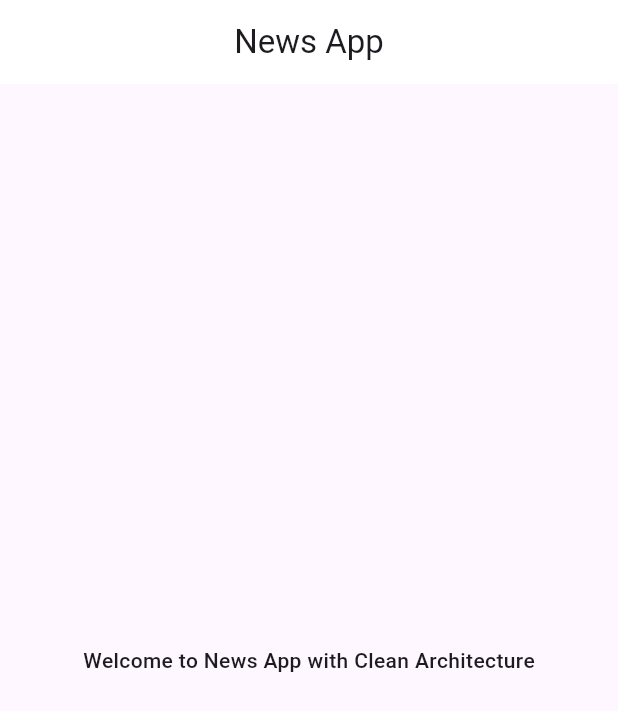
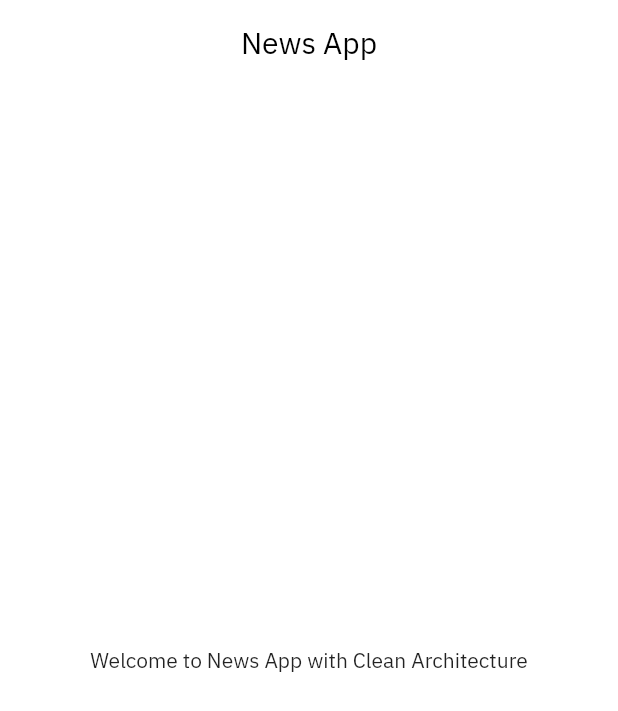
Before and after one commit to boonyarit-iamsaard/news_app_with_clean_architecture, a Flutter app: the screen it shows after launch, on a phone screen of 412 x 824 dp. Shown: the top 711 px of the screen. Run offline on Flutter 3.47's test engine with Material 2 defaults, Android fonts, the phone set to English and light mode, and no system bars.

Commit message:
build: add fonts and themes

```diff
--- a/lib/main.dart
+++ b/lib/main.dart
@@ -1,6 +1,10 @@
 import 'package:flutter/material.dart';
+import 'package:news_app_with_clean_architecture/src/config/app_themes.dart';
+import 'package:news_app_with_clean_architecture/src/utils/constants/strings.dart';
 
-void main() {
+Future<void> main() async {
+  WidgetsFlutterBinding.ensureInitialized();
+
   runApp(const App());
 }
 
@@ -11,15 +15,17 @@ class App extends StatelessWidget {
   Widget build(BuildContext context) {
     return MaterialApp(
       debugShowCheckedModeBanner: false,
-      title: 'News App',
-      theme: ThemeData(
-        colorScheme: ColorScheme.fromSeed(seedColor: Colors.deepPurple),
-        useMaterial3: true,
-      ),
+      title: appTitle,
+      theme: AppTheme.light,
       home: Scaffold(
         appBar: AppBar(
           backgroundColor: Theme.of(context).colorScheme.inversePrimary,
-          title: const Text('News App'),
+          title: const Text(
+            appTitle,
+            style: TextStyle(
+              color: Colors.black,
+            ),
+          ),
           centerTitle: true,
         ),
         body: const Center(
--- /dev/null
+++ b/lib/src/config/app_themes.dart
@@ -0,0 +1,17 @@
+import 'package:flutter/material.dart';
+
+abstract class AppTheme {
+  static ThemeData get light {
+    return ThemeData(
+      appBarTheme: const AppBarTheme(
+        elevation: 0,
+        color: Colors.white,
+      ),
+      scaffoldBackgroundColor: Colors.white,
+      primaryColor: Colors.black,
+      splashColor: Colors.transparent,
+      fontFamily: 'IBM',
+      colorScheme: ColorScheme.fromSwatch().copyWith(secondary: Colors.black),
+    );
+  }
+}
--- /dev/null
+++ b/lib/src/utils/constants/strings.dart
@@ -0,0 +1,2 @@
+// App
+const String appTitle = 'News App';
```
Also changed, not shown: pubspec.yaml (+13 -0 lines), assets/fonts/Butler_Bold.ttf (added), assets/fonts/Butler_Light.ttf (added), assets/fonts/Butler_Regular.ttf (added), assets/fonts/IBMPlexSans-Bold.ttf (added), assets/fonts/IBMPlexSans-Light.ttf (added), assets/fonts/IBMPlexSans-Regular.ttf (added).
